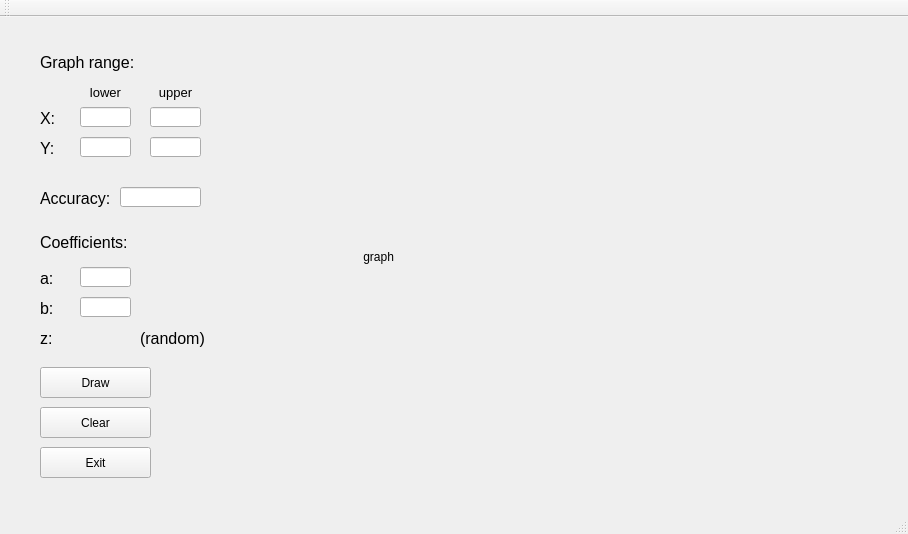
Qt form mainwindow.ui (Verochka2002/abal8) before a commit.
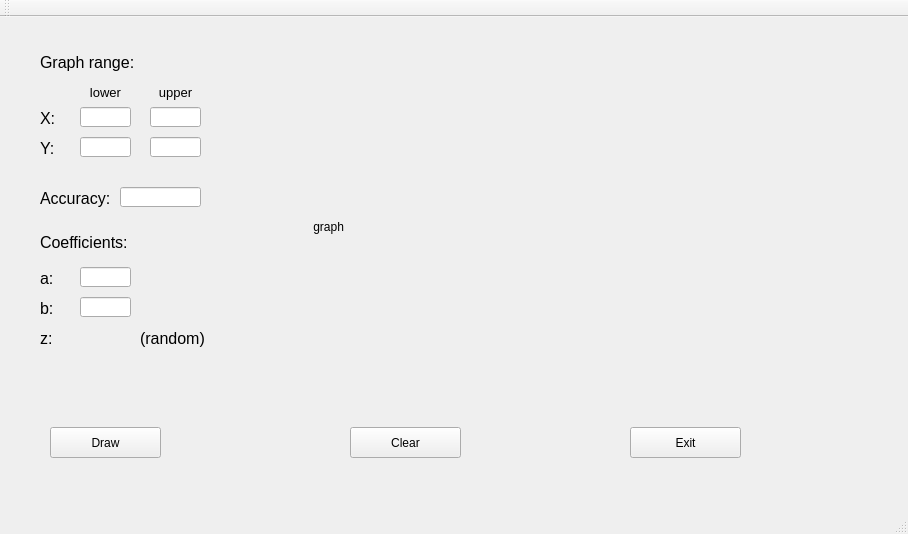
The same form after that commit.

```diff
--- a/mainwindow.ui
+++ b/mainwindow.ui
@@ -297,8 +297,8 @@
    <widget class="QPushButton" name="draw">
     <property name="geometry">
      <rect>
-      <x>40</x>
-      <y>350</y>
+      <x>50</x>
+      <y>410</y>
       <width>111</width>
       <height>31</height>
      </rect>
@@ -310,8 +310,8 @@
    <widget class="QPushButton" name="clear">
     <property name="geometry">
      <rect>
-      <x>40</x>
-      <y>390</y>
+      <x>350</x>
+      <y>410</y>
       <width>111</width>
       <height>31</height>
      </rect>
@@ -323,8 +323,8 @@
    <widget class="QPushButton" name="exit">
     <property name="geometry">
      <rect>
-      <x>40</x>
-      <y>430</y>
+      <x>630</x>
+      <y>410</y>
       <width>111</width>
       <height>31</height>
      </rect>
@@ -336,8 +336,8 @@
    <widget class="QLabel" name="outputGraph">
     <property name="geometry">
      <rect>
-      <x>330</x>
-      <y>70</y>
+      <x>280</x>
+      <y>40</y>
       <width>540</width>
       <height>340</height>
      </rect>
```
Left out of the diff: 2 changed lines with no effect on the pictures.
